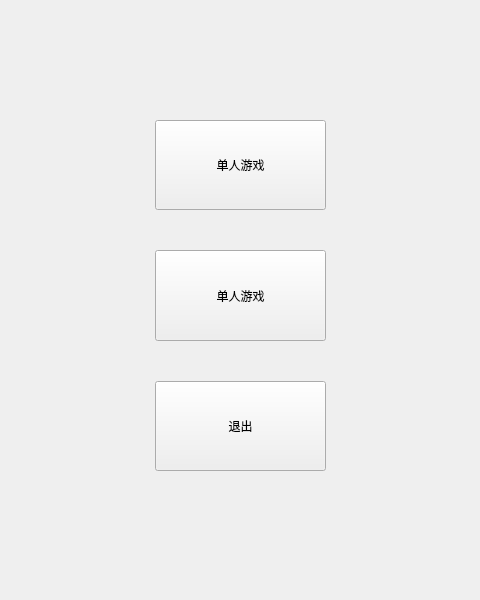
Above: Tetris/Cboard.ui from Aurora-glint/Tetris before the change; both pictures show x 165 to 645 and y 0 to 600 of the 800 by 600 pixel window. Below: the same form after it.
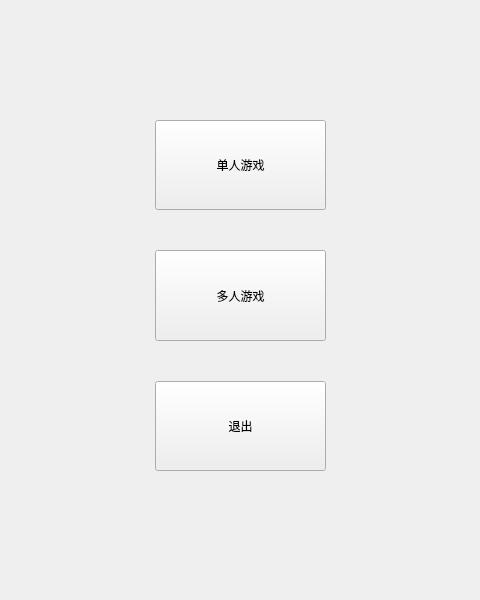
That is the form after the change.

Patch:
```diff
--- a/Tetris/Cboard.ui
+++ b/Tetris/Cboard.ui
@@ -14,7 +14,7 @@
    <string>MainWindow</string>
   </property>
   <widget class="QWidget" name="centralwidget">
-   <widget class="QWidget" name="">
+   <widget class="QWidget" name="layoutWidget">
     <property name="geometry">
      <rect>
       <x>320</x>
@@ -49,7 +49,7 @@
         </sizepolicy>
        </property>
        <property name="text">
-        <string>单人游戏</string>
+        <string>多人游戏</string>
        </property>
       </widget>
      </item>
@@ -68,7 +68,7 @@
      </item>
     </layout>
    </widget>
-   <widget class="QWidget" name="">
+   <widget class="QWidget" name="layoutWidget">
     <property name="geometry">
      <rect>
       <x>650</x>
```
Left out of the diff: 2 changed lines with no effect on the pictures.
